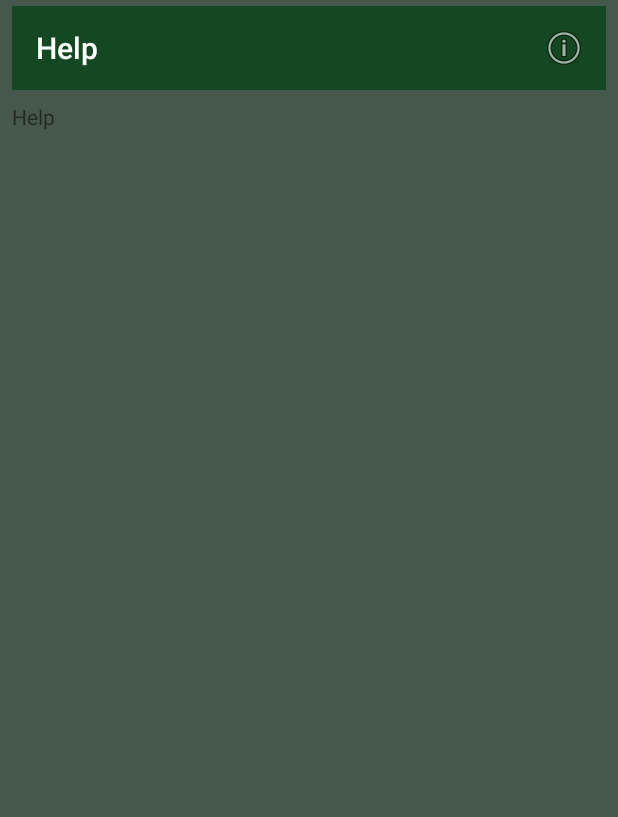
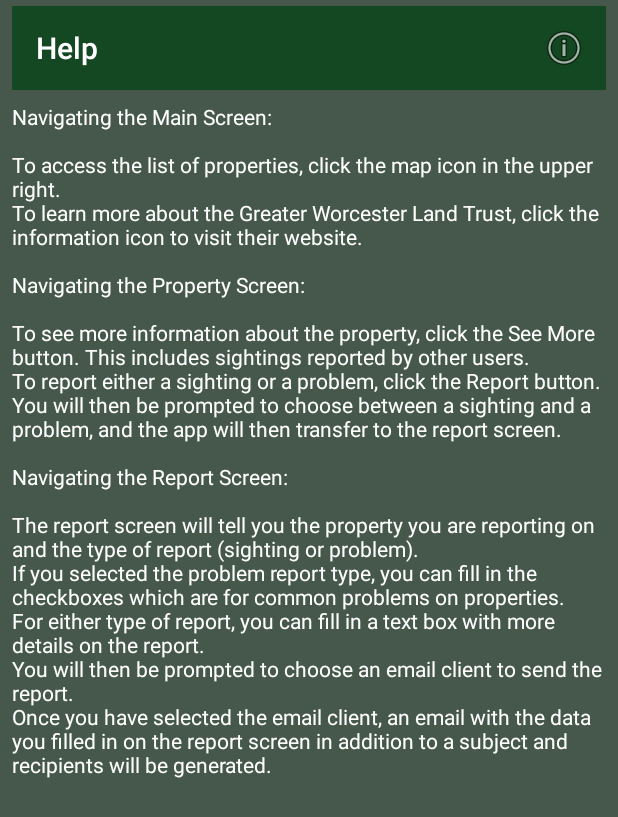
Before and after one commit to ChamiLamelas/TrailApp, an Android app: the HelpActivity screen opened directly, with no data from a screen before it, on a phone screen of 412 x 824 dp. Shown: the top 817 px of the screen. Run offline under Robolectric (Android 15) with nearby library versions, the phone set to English and light mode, and no system bars.

Commit message:
added format to see more and help pages, added instructions to help page

```diff
--- a/app/src/main/java/org/gwlt/trailapp/HelpActivity.java
+++ b/app/src/main/java/org/gwlt/trailapp/HelpActivity.java
@@ -4,8 +4,10 @@ import android.content.Intent;
 import android.net.Uri;
 import android.os.Bundle;
 import android.support.v7.widget.Toolbar;
+import android.text.method.ScrollingMovementMethod;
 import android.view.Menu;
 import android.view.MenuItem;
+import android.widget.TextView;
 import android.widget.Toast;
 
 /**
@@ -14,6 +16,7 @@ import android.widget.Toast;
 public final class HelpActivity extends BaseActivity {
 
     private Toolbar jHelpToolbar; // screen's toolbar
+    private TextView jHelpTxt; // screen's text view
 
     @Override
     protected void onCreate(Bundle savedInstanceState) {
@@ -27,7 +30,12 @@ public final class HelpActivity extends BaseActivity {
         // set up toolbar
         jHelpToolbar = findViewById(R.id.helpToolbar);
         setSupportActionBar(jHelpToolbar);
-        getSupportActionBar().setTitle(R.string.helpTxt);
+        getSupportActionBar().setTitle(R.string.helpTitle);
+
+        // set up text view
+        jHelpTxt = findViewById(R.id.helpText);
+        jHelpTxt.setMovementMethod(new ScrollingMovementMethod());
+
     }
 
     /**
--- a/app/src/main/res/layout/activity_help.xml
+++ b/app/src/main/res/layout/activity_help.xml
@@ -9,19 +9,26 @@
 
     <TextView
         android:id="@+id/helpText"
-        android:layout_width="366dp"
-        android:layout_height="493dp"
+        android:layout_width="0dp"
+        android:layout_height="0dp"
+        android:layout_marginBottom="6dp"
+        android:layout_marginEnd="8dp"
         android:layout_marginLeft="8dp"
+        android:layout_marginRight="8dp"
         android:layout_marginStart="8dp"
-        android:layout_marginTop="68dp"
         android:text="@string/helpTxt"
+        android:textColor="@color/white"
+        android:scrollbars="vertical"
+        app:layout_constraintBottom_toBottomOf="parent"
+        app:layout_constraintEnd_toEndOf="parent"
         app:layout_constraintStart_toStartOf="parent"
-        app:layout_constraintTop_toTopOf="parent" />
+        app:layout_constraintTop_toBottomOf="@+id/helpToolbar" />
 
     <android.support.v7.widget.Toolbar
         android:id="@+id/helpToolbar"
         android:layout_width="0dp"
         android:layout_height="wrap_content"
+        android:layout_marginBottom="8dp"
         android:layout_marginEnd="8dp"
         android:layout_marginLeft="8dp"
         android:layout_marginRight="8dp"
@@ -30,8 +37,9 @@
         android:background="@color/darkGreen"
         android:minHeight="?attr/actionBarSize"
         android:theme="?attr/actionBarTheme"
-        app:titleTextColor="@color/white"
+        app:layout_constraintBottom_toTopOf="@+id/helpText"
         app:layout_constraintEnd_toEndOf="parent"
         app:layout_constraintStart_toStartOf="parent"
-        app:layout_constraintTop_toTopOf="parent" />
+        app:layout_constraintTop_toTopOf="parent"
+        app:titleTextColor="@color/white" />
 </android.support.constraint.ConstraintLayout>
--- a/app/src/main/res/layout/activity_see_more.xml
+++ b/app/src/main/res/layout/activity_see_more.xml
@@ -5,6 +5,7 @@
     android:layout_width="match_parent"
     android:layout_height="match_parent"
     tools:context=".SeeMoreActivity"
+    android:background="@color/blackGreen"
     tools:layout_editor_absoluteY="25dp">
 
     <android.support.v7.widget.Toolbar
@@ -36,6 +37,8 @@
         android:layout_marginRight="8dp"
         android:layout_marginStart="8dp"
         android:text="@string/defaultSeeMoreTxt"
+        android:textColor="@color/white"
+        android:scrollbars="vertical"
         app:layout_constraintBottom_toBottomOf="parent"
         app:layout_constraintEnd_toEndOf="parent"
         app:layout_constraintStart_toStartOf="parent"
--- a/app/src/main/res/values/strings.xml
+++ b/app/src/main/res/values/strings.xml
@@ -6,9 +6,22 @@
     <string name="reportDialogPositiveBtn">Sighting</string>
     <string name="reportDialogNegativeBtn">Problem</string>
     <string name="learnMoreTxt">Learn More</string>
-    <string name="helpTxt">Help</string>
+    <string name="helpTitle">Help</string>
+    <string name="helpTxt">
+        Navigating the Main Screen:\n
+        \nTo access the list of properties, click the map icon in the upper right.
+        \nTo learn more about the Greater Worcester Land Trust, click the information icon to visit their website.
+        \n\nNavigating the Property Screen:\n
+        \nTo see more information about the property, click the "See More" button. This includes sightings reported by other users.
+        \nTo report either a sighting or a problem, click the "Report" button. You will then be prompted to choose between a sighting and a problem, and the app will then transfer to the report screen.
+        \n\nNavigating the Report Screen:\n
+        \nThe report screen will tell you the property you are reporting on and the type of report (sighting or problem).
+        \nIf you selected the problem report type, you can fill in the checkboxes which are for common problems on properties.
+        \nFor either type of report, you can fill in a text box with more details on the report.
+        \nYou will then be prompted to choose an email client to send the report.
+        \nOnce you have selected the email client, an email with the data you filled in on the report screen in addition to a subject and recipients will be generated.
+    </string>
     <string name="propertiesTxt">Properties</string>
-    <string name="helpInstructions">1 2 3..</string>
     <string name="trashBoxTxt">Trash</string>
     <string name="overgrownBoxTxt">Overgrown</string>
     <string name="reportSubmitTxt">Email Report</string>
@@ -26,7 +39,4 @@
     <string name="morelandWoods">Moreland Woods</string>
     <string name="southwickMuir">Southwick Muir</string>
     <!--add more property see more information here-->
-    <string name="oneSeeMore">One is blue</string>
-    <string name="twoSeeMore">Two is red</string>
-    <string name="threeSeeMore">Three is green</string>
 </resources>
```
Also changed, not shown: app/src/main/java/org/gwlt/trailapp/MainActivity.java (+7 -7 lines), app/src/main/java/org/gwlt/trailapp/SeeMoreActivity.java (+7 -4 lines).
